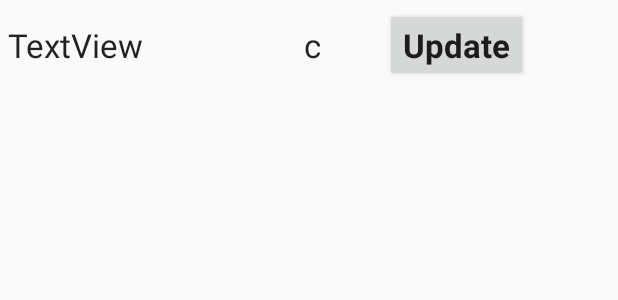
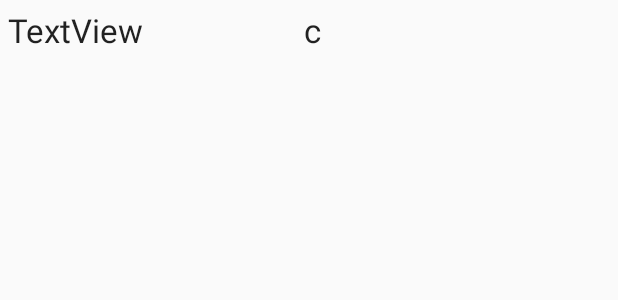
Before and after one commit to CLiu13/Vibe-App, an Android app: the layout people.xml on its own in the app's theme, with its tools: preview values and no code run, on a phone screen of 412 x 824 dp. Shown: the top 300 px of the screen. Run offline under Robolectric (Android 15) with nearby library versions, the phone set to English and light mode, and no system bars.

Commit message:
Final version of app!

```diff
--- a/app/src/main/AndroidManifest.xml
+++ b/app/src/main/AndroidManifest.xml
@@ -18,7 +18,8 @@
         </activity>
 
         <activity android:name=".ViewPeople" />
-        <activity android:name=".CreateAccount" />
+        <activity android:name=".CreateAccount"
+            android:parentActivityName=".MainActivity"/>
     </application>
 
 </manifest>
--- a/app/src/main/java/com/example/hangr/ViewPeople.kt
+++ b/app/src/main/java/com/example/hangr/ViewPeople.kt
@@ -19,6 +19,10 @@ class ViewPeople : AppCompatActivity() {
     override fun onCreate(savedInstanceState: Bundle?) {
         super.onCreate(savedInstanceState)
         setContentView(R.layout.view_people)
+
+        toggleButton.text = "Offline"
+        toggleButton.textOn = "Online"
+        toggleButton.textOff = "Offline"
 
         //startActivity<MoreInformation>("id" to , "name" to "Test")
 
--- a/app/src/main/res/layout/create_account.xml
+++ b/app/src/main/res/layout/create_account.xml
@@ -32,7 +32,8 @@
         android:layout_alignStart="@+id/createUsername"
         android:layout_marginBottom="33dp"
         android:hint="@string/password"
-        android:minWidth="300dp" />
+        android:minWidth="300dp"
+        android:inputType="textPassword"/>
 
     <Button
         android:id="@+id/createSubmit"
--- a/app/src/main/res/layout/people.xml
+++ b/app/src/main/res/layout/people.xml
@@ -20,11 +20,4 @@
         android:text="c"
         android:textAppearance="@style/Base.TextAppearance.AppCompat.Large" />
 
-    <Button
-        android:id="@+id/buttonUpdate"
-        android:layout_width="wrap_content"
-        android:layout_height="wrap_content"
-        android:text="Update"
-        android:textAppearance="@style/Base.TextAppearance.AppCompat.Large"
-        android:textStyle="bold" />
 </LinearLayout>
--- a/app/src/main/res/values/strings.xml
+++ b/app/src/main/res/values/strings.xml
@@ -1,5 +1,5 @@
 <resources>
-    <string name="app_name">Location 📍</string>
+    <string name="app_name">Vibe 📍</string>
     <string name="username">Username</string>
     <string name="password">Password</string>
     <string name="login">Login</string>
```
Also changed, not shown: app/src/main/java/com/example/hangr/PeopleAdapter.kt (+5 -5 lines).
